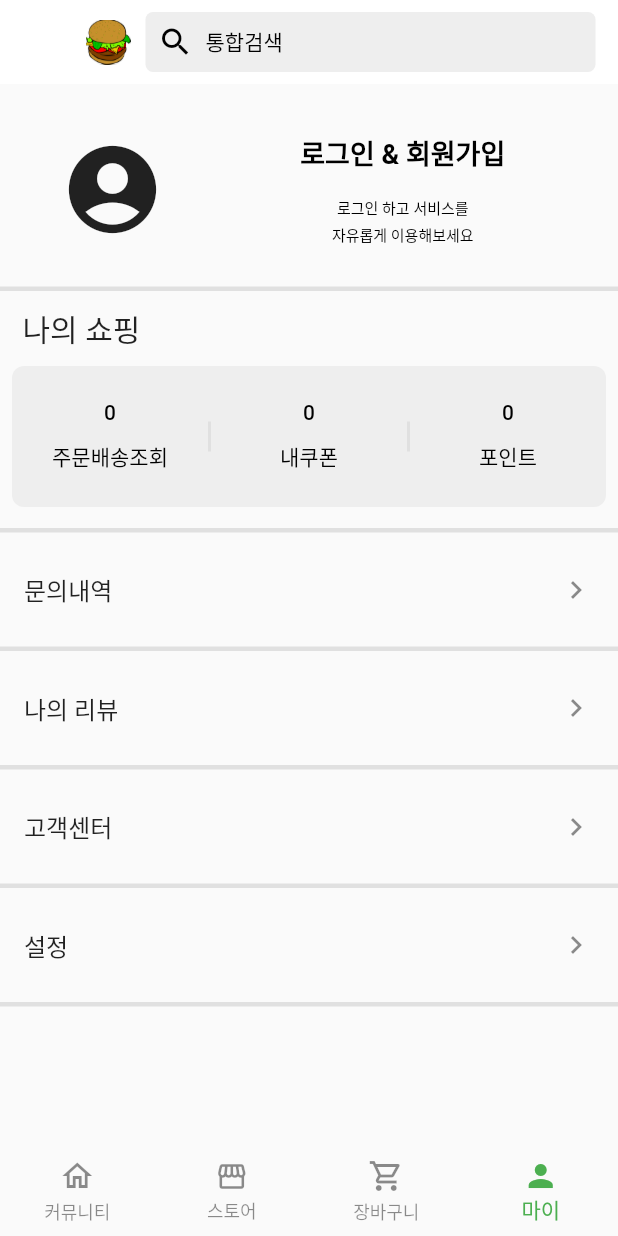
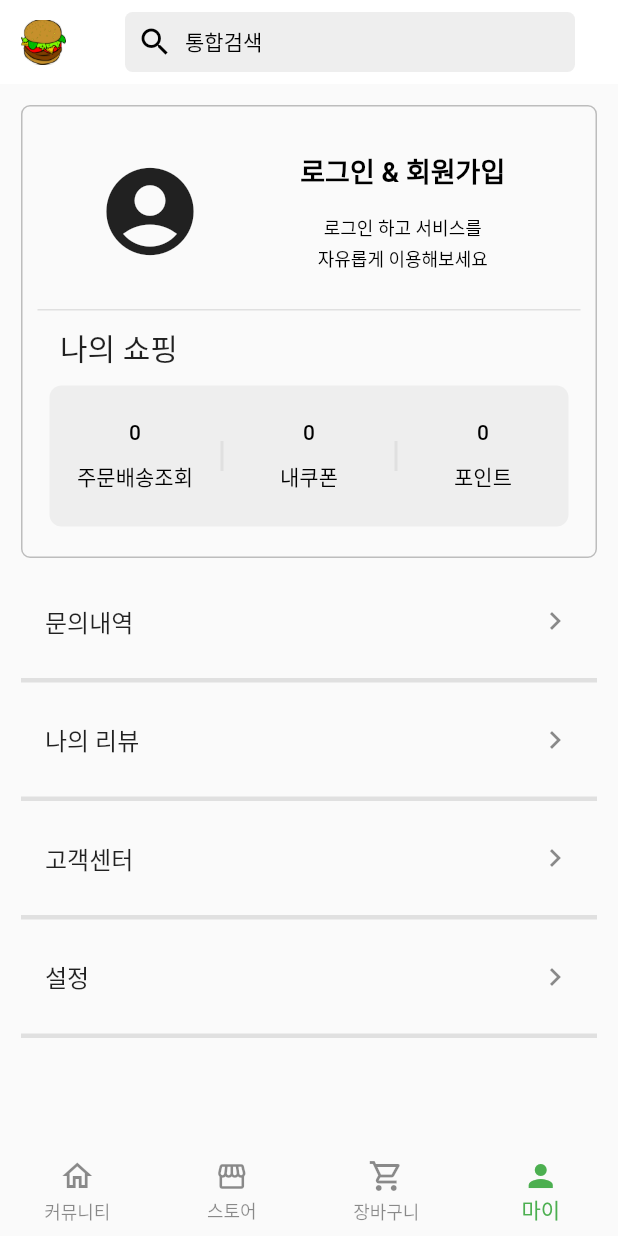
Before and after one commit to hyun0914/flutterfirstapp, a Flutter app: the screen it shows after launch, item 4 of the bottom bar chosen, on a phone screen of 412 x 824 dp. Run offline on Flutter 3.47's test engine with Material 2 defaults, Android fonts, the phone set to English and light mode, and no system bars; our stand-ins replace connectivity_plus, dotted_border, flutter_native_splash, fluttertoast, image_picker, smooth_page_indicator; missing offline and left inert: mailer.

Commit message:
ios 빌드 및 마이페이지 코드 수정

```diff
--- a/flutterfirstapp/lib/main.dart
+++ b/flutterfirstapp/lib/main.dart
@@ -2,9 +2,9 @@ import 'package:flutter/material.dart';
 import 'main_page.dart';
 
 void main() {
-  Future.delayed(Duration(milliseconds: 150));
+  Future.delayed(const Duration(milliseconds: 140));
   runApp(
-    MaterialApp(
+    const MaterialApp(
       home: MainPage(),
     ),
   );
--- a/flutterfirstapp/lib/main_page.dart
+++ b/flutterfirstapp/lib/main_page.dart
@@ -25,7 +25,7 @@ class _MainPageState extends State<MainPage> with TickerProviderStateMixin {
 
   Future<bool> onBackTwo() {
     DateTime now = DateTime.now();
-    if(backPressTime == null || now.difference(backPressTime!) > Duration(seconds: 2)){
+    if(backPressTime == null || now.difference(backPressTime!) > const Duration(seconds: 2)){
       backPressTime = now;
       showToatst('뒤로가기 버튼을 한번 더 누르시면 종료 됩니다.');
       return Future.value(false);
@@ -33,7 +33,7 @@ class _MainPageState extends State<MainPage> with TickerProviderStateMixin {
     return Future.value(true);
   }
 
-  int current_index = 0;
+  int currentIndex = 0;
   final List<Widget> screenList = <Widget>[
     HomeCommunityPage(),
     StorePage(),
@@ -42,7 +42,7 @@ class _MainPageState extends State<MainPage> with TickerProviderStateMixin {
     // ARPage(),
   ];
 
-  void showToatst(String messsage) {
+  void showToastBox(String messsage) {
     Fluttertoast.showToast(
         msg: messsage,
         backgroundColor: Colors.black,
@@ -69,8 +69,6 @@ class _MainPageState extends State<MainPage> with TickerProviderStateMixin {
     }
   }
 
-  String get_id = '';
-
   @override
   void initState() {
     chekConnectivity();
@@ -86,17 +84,20 @@ class _MainPageState extends State<MainPage> with TickerProviderStateMixin {
         elevation: 0.0,
         backgroundColor: Colors.white,
         actions: [
-          Row(
+          const SizedBox(width: 14,),
+          Expanded(
+            child: Row(
+              mainAxisAlignment: MainAxisAlignment.spaceBetween,
               children: [
                 Image.asset('assets/hamburger.png', fit: BoxFit.fill, width: 30, height: 30,),
-              SizedBox(width: 10,),
+                const SizedBox(width: 10,),
                 InkWell(
                   onTap: () => Navigator.of(context).push(MaterialPageRoute(builder: (_) => SearchPage())),
                   child: Container(
                     width: 300,
                     decoration: BoxDecoration(color: Colors.grey[200], borderRadius: BorderRadius.circular(5)),
                     padding: const EdgeInsets.symmetric(vertical: 8),
-                  child: Row(
+                    child: const Row(
                       children: [
                         SizedBox(width: 8,),
                         Icon(Icons.search, color: Colors.black,),
@@ -106,8 +107,9 @@ class _MainPageState extends State<MainPage> with TickerProviderStateMixin {
                     ),
                   ),
                 ),
-              SizedBox(width: 15,),
+                const SizedBox(width: 14,),
               ],
+            ),
           ),
         ],
       ),
@@ -116,40 +118,40 @@ class _MainPageState extends State<MainPage> with TickerProviderStateMixin {
           width: 720,
           margin: EdgeInsets.only(bottom: kToolbarHeight),
           child: WillPopScope(
-            child: screenList.elementAt(current_index),
+            child: screenList.elementAt(currentIndex),
             onWillPop: onBackTwo,
           ),
         ),
       ),
 
-      floatingActionButton:  current_index == 0 ? FloatingActionButton(
+      floatingActionButton:  currentIndex == 0 ? FloatingActionButton(
         elevation: 0.0,
         backgroundColor: Colors.green,
         onPressed: () {
           Navigator.of(context).push(MaterialPageRoute(builder: (context) => CommunityWritingPage()));
         },
-        child: Icon(Icons.add_circle_outline, size: 40,)
+        child: const Icon(Icons.add_circle_outline, size: 40,)
       )
-      : SizedBox(),
+      : const SizedBox(),
 
       // 하단 네비게이션바
       bottomNavigationBar: BottomNavigationBar(
-        currentIndex: current_index,
+        currentIndex: currentIndex,
         elevation: 0.0,
         items: [
           BottomNavigationBarItem(
-              icon: (current_index==0)? Icon(Icons.home) : Icon(Icons.home_outlined),
+              icon: (currentIndex==0)? const Icon(Icons.home) : const Icon(Icons.home_outlined),
               label: '커뮤니티'),
 
           BottomNavigationBarItem(
-              icon: (current_index==1)? Icon(Icons.storefront_rounded, size: 22,) : Icon(Icons.storefront, size: 22),
+              icon: (currentIndex==1)? const Icon(Icons.storefront_rounded, size: 22,) : const Icon(Icons.storefront, size: 22),
               label: '스토어'),
 
           BottomNavigationBarItem(
-              icon: (current_index==2)?  Icon(Icons.shopping_cart) : Icon(Icons.shopping_cart_outlined),
+              icon: (currentIndex==2)?  const Icon(Icons.shopping_cart) : const Icon(Icons.shopping_cart_outlined),
               label: '장바구니' ),
           BottomNavigationBarItem(
-              icon: (current_index==3)? Icon(Icons.person) : Icon(Icons.perm_identity),
+              icon: (currentIndex==3)? const Icon(Icons.person) : const Icon(Icons.perm_identity),
               label: '마이'),
         ],
         selectedItemColor: Colors.green,
@@ -160,11 +162,11 @@ class _MainPageState extends State<MainPage> with TickerProviderStateMixin {
         onTap: (value){
           searchFocus.unfocus();
           setState(() {
-            if(current_index == 0 || current_index == 1 || current_index == 4){
+            if(currentIndex == 0 || currentIndex == 1 || currentIndex == 4){
               //스크롤 젤위로 위치시키기
-              controller.jumpTo(0);
+              controller!.jumpTo(0);
             }
-            current_index = value;
+            currentIndex = value;
           });
         },
       ),
--- a/flutterfirstapp/lib/screen/my_page.dart
+++ b/flutterfirstapp/lib/screen/my_page.dart
@@ -1,7 +1,6 @@
 import 'dart:async';
 
 import 'package:flutter/material.dart';
-import 'layout/simple_bar_layout.dart';
 import 'mypage/inquiry/inquiry_page.dart';
 import 'mypage/login_page.dart';
 import 'mypage/my_coupon_page.dart';
@@ -18,42 +17,36 @@ class MyPage extends StatefulWidget {
   State<MyPage> createState() => _MyPageState();
 }
 
-String loginCheked = 'false';
-String get_id = '';
-String show_name = '';
-String show_badge = '';
-String show_follower = '';
-String show_following = '';
-String get_pic = '';
+String loginCheck = 'false'; //false true
+
 
 class _MyPageState extends State<MyPage> {
   @override
   Widget build(BuildContext context) {
-    return Column(
+    return Container(
+      padding: const EdgeInsets.fromLTRB(14, 14, 14, 0),
+      child: Column(
         children: [
           Expanded(
-          child: RefreshIndicator(
-            onRefresh: () async {
-              await Future.delayed(Duration(seconds: 3));
-            },
-            child: ListView(
-              physics: BouncingScrollPhysics(),
+            child: SingleChildScrollView(
+             physics: const BouncingScrollPhysics(),
+             child: Column(
                children: [
-                Column(
+                 Container(
+                   decoration: BoxDecoration(
+                     border: Border.all(color: Colors.grey.shade400),
+                     borderRadius: const BorderRadius.all(Radius.circular(6)),
+                   ),
+                   padding: const EdgeInsets.fromLTRB(10, 20, 10, 20),
+                   child: Column(
                      children: [
-                    SizedBox(
-                      height: 20,
-                    ),
+                       loginCheck == 'false'?
                        Row(
                          mainAxisAlignment: MainAxisAlignment.spaceEvenly,
                          children: [
-                        // 로그아웃상태
-                        if (loginCheked == 'false') ...[
-                          Padding(
-                            padding: const EdgeInsets.only(
-                              left: 25,
-                            ),
-                            child: ClipOval(
+                           Container(
+                             padding: const EdgeInsets.only(left: 25,),
+                             child: const ClipOval(
                                child: SizedBox(
                                  width: 100,
                                  height: 100,
@@ -66,8 +59,6 @@ class _MyPageState extends State<MyPage> {
                            ),
                            Expanded(
                              flex: 2,
-                            child: Container(
-                              margin: EdgeInsets.symmetric(horizontal: 24),
                              child: TextButton(
                                  onPressed: () async {
                                    Navigator.push(
@@ -87,7 +78,7 @@ class _MyPageState extends State<MyPage> {
                                          return Colors.black;
                                        }),
                                  ),
-                                  child: Column(children: [
+                                 child: const Column(children: [
                                    Text(
                                      '로그인 & 회원가입',
                                      style: TextStyle(
@@ -99,57 +90,44 @@ class _MyPageState extends State<MyPage> {
                                    ),
                                    Text(
                                      '로그인 하고 서비스를',
-                                      style: TextStyle(fontSize: 10),
+                                     style: TextStyle(fontSize: 12),
                                    ),
                                    SizedBox(
                                      height: 3,
                                    ),
                                    Text(
                                      '자유롭게 이용해보세요',
-                                      style: TextStyle(fontSize: 10),
+                                     style: TextStyle(fontSize: 12),
                                    ),
                                  ])),
                            ),
-                          ),
                          ],
-
-                        // 로그인 상태
-                        if (loginCheked == 'true') ...[
-                          Padding(
-                            padding: const EdgeInsets.only(
-                              left: 25,
-                            ),
-                            child: ClipOval(
+                       )
+                           : Container(
+                         child: Row(
+                           mainAxisAlignment: MainAxisAlignment.spaceEvenly,
+                           children: [
+                             ClipOval(
                                child: SizedBox(
                                  width: 100,
                                  height: 100,
                                  child: Image.asset(
-                                  'assets/image/Flowerpot.jpg',
+                                   'assets/chicken.jpg',
                                    fit: BoxFit.fill,
                                  ),
                                ),
                              ),
-                          ),
-                          Expanded(
-                            flex: 2,
-                            child: Column(
+                             Column(
                                children: [
-                                Text(
-                                  '${show_name}',
-                                  style: TextStyle(
-                                    fontSize: 20,
-                                  ),
-                                ),
-                                SizedBox(
-                                  height: 12,
-                                ),
+                                 const Text('닉네임', style: TextStyle(fontSize: 20,),),
+                                 const SizedBox(height: 12,),
                                  Row(
                                    mainAxisAlignment: MainAxisAlignment.center,
                                    children: [
-                                    Text(
-                                      '팔로워' + '${show_follower}',
+                                     const Text(
+                                       '팔로워  4444',
                                        style: TextStyle(
-                                        fontSize: 10,
+                                         fontSize: 14,
                                        ),
                                      ),
                                      Padding(
@@ -163,36 +141,18 @@ class _MyPageState extends State<MyPage> {
                                          color: Colors.grey[400],
                                        ),
                                      ),
-                                    Text(
-                                      '팔로잉' + '${show_following}',
+                                     const Text(
+                                       '팔로잉  4444',
                                        style: TextStyle(
-                                        fontSize: 10,
+                                         fontSize: 14,
                                        ),
                                      ),
-                                    Padding(
-                                      padding: const EdgeInsets.only(
-                                        left: 5,
-                                        right: 5,
-                                      ),
-                                      child: Container(
-                                        width: 1,
-                                        height: 10,
-                                        color: Colors.grey[400],
-                                      ),
-                                    ),
-                                    Text(
-                                      '벳지x' + '${show_badge}',
-                                      style: TextStyle(
-                                        fontSize: 10,
-                                      ),
-                                    )
                                    ],
                                  ),
                                ],
                              ),
+                           ],
                          ),
-                        ],
-                      ],
                        ),
                        Padding(
                          padding: const EdgeInsets.only(
@@ -201,12 +161,12 @@ class _MyPageState extends State<MyPage> {
                          ),
                          child: Container(
                            color: Colors.grey[300],
-                        height: 3,
+                           height: 1,
                          ),
                        ),
                        Row(
                          children: [
-                        Padding(
+                           Container(
                              padding: const EdgeInsets.only(left: 15, bottom: 10),
                              child: Text('나의 쇼핑', style: TextStyle(fontSize: 20,)),
                            ),
@@ -252,16 +212,11 @@ class _MyPageState extends State<MyPage> {
                            ),
                          ),
                        ),
-                    Padding(
-                      padding: const EdgeInsets.only(
-                        top: 14,
-                        bottom: 10,
-                      ),
-                      child: Container(
-                        color: Colors.grey[300],
-                        height: 3,
+                     ],
                    ),
                  ),
+
+                 const SizedBox(height: 14,),
                  listTileForm('문의내역',
                        (){Navigator.push(context, MaterialPageRoute(builder: (context) => InquiriesPage()));},),
                  listTileForm('나의 리뷰',
@@ -272,11 +227,10 @@ class _MyPageState extends State<MyPage> {
                        (){Navigator.push(context, MaterialPageRoute(builder: (context) => SettingPage()));},),
                ],
              ),
-              ],
-            ),
             ),
           ),
         ],
+      ),
     );
   }
 }
```
Also changed, not shown: flutterfirstapp/pubspec.lock, 8 other files. Lines whose indentation alone changed are shown as unchanged.
